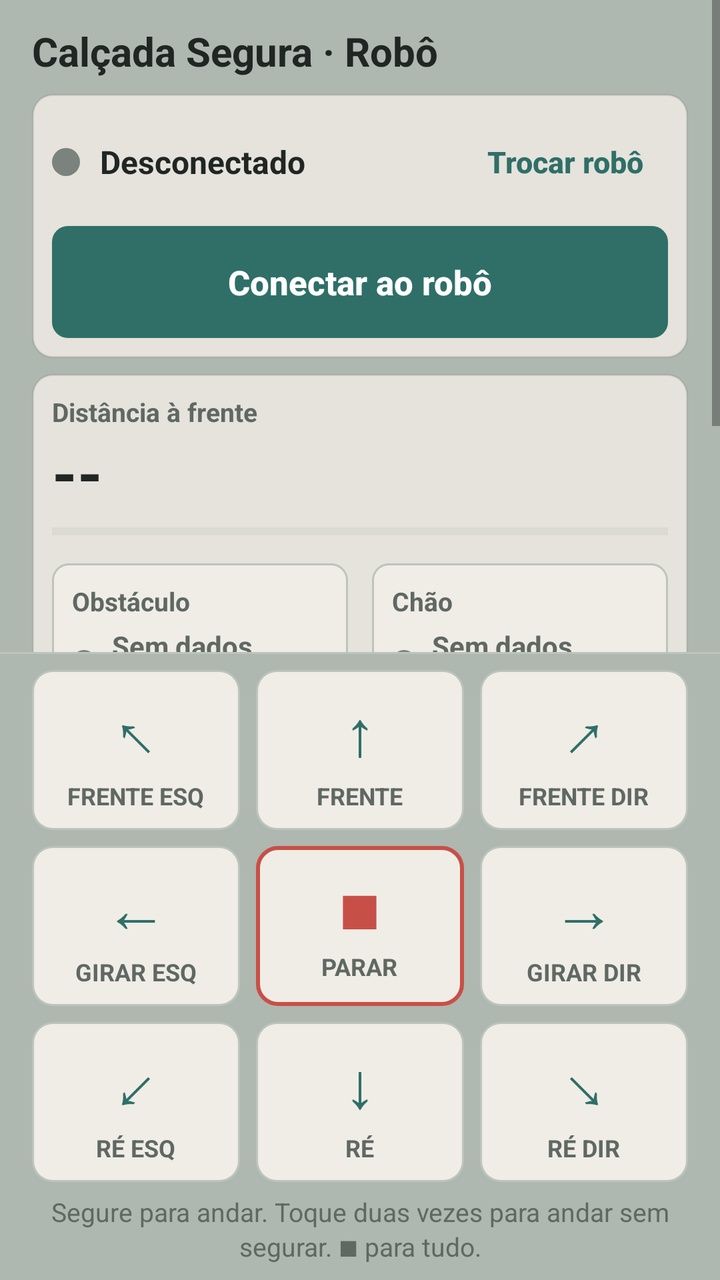
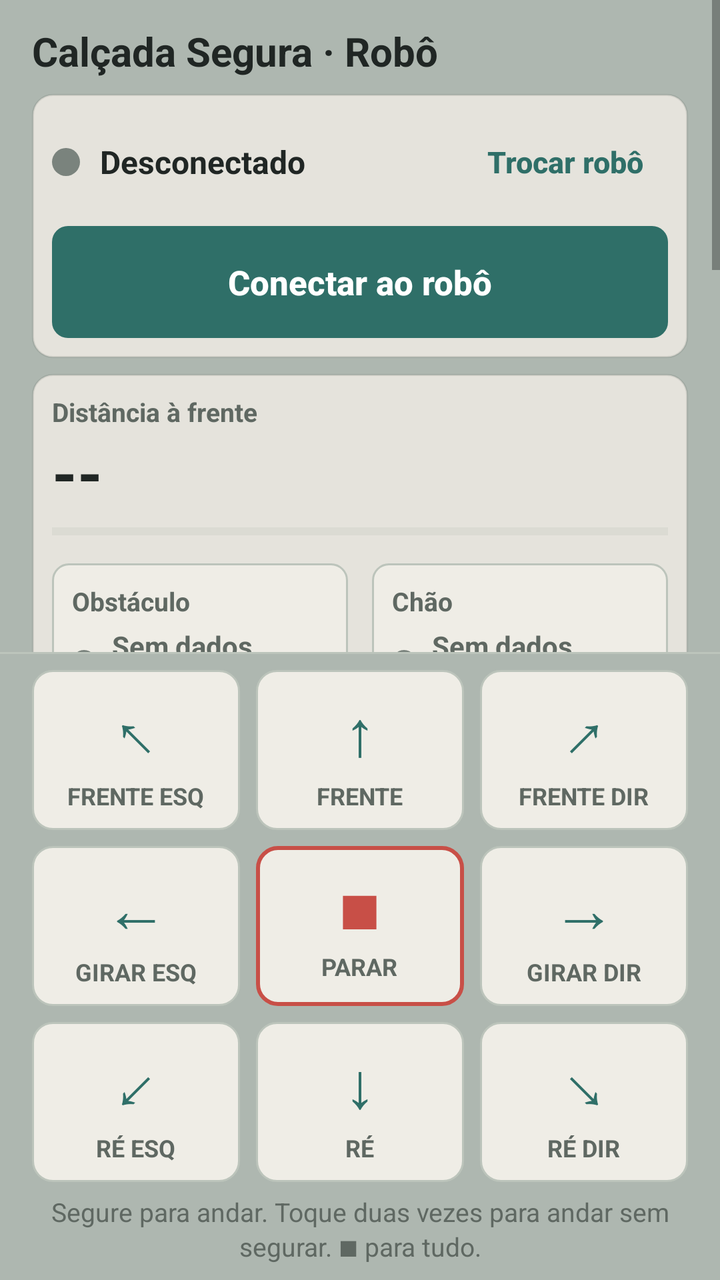

The first picture is an Android layout as it rendered before a commit; the second is the same layout after the commit. The layout source and the unified diff follow.
<!-- AndroidManifest.xml: application theme TemaRobo -->
<!-- res/layout/activity_main.xml -->
<?xml version="1.0" encoding="utf-8"?>
<LinearLayout xmlns:android="http://schemas.android.com/apk/res/android"
    android:layout_width="match_parent"
    android:layout_height="match_parent"
    android:background="@color/pagina"
    android:orientation="vertical"
    android:splitMotionEvents="true">

    <ScrollView
        android:id="@+id/rolagem"
        android:layout_width="match_parent"
        android:layout_height="0dp"
        android:layout_weight="1"
        android:fillViewport="true"
        android:splitMotionEvents="true">

        <LinearLayout
            android:layout_width="match_parent"
            android:layout_height="wrap_content"
            android:orientation="vertical"
            android:paddingStart="16dp"
            android:paddingTop="12dp"
            android:paddingEnd="16dp"
            android:paddingBottom="8dp"
            android:splitMotionEvents="true">

            <TextView
                android:layout_width="match_parent"
                android:layout_height="wrap_content"
                android:text="@string/titulo"
                android:textColor="@color/tinta"
                android:textSize="20sp"
                android:textStyle="bold" />

            
            <LinearLayout
                style="@style/Cartao"
                android:orientation="vertical">

                <LinearLayout
                    android:layout_width="match_parent"
                    android:layout_height="wrap_content"
                    android:gravity="center_vertical"
                    android:orientation="horizontal">

                    <View
                        android:id="@+id/ponto_status"
                        android:layout_width="14dp"
                        android:layout_height="14dp"
                        android:background="@drawable/ponto" />

                    <TextView
                        android:id="@+id/texto_status"
                        android:layout_width="0dp"
                        android:layout_height="wrap_content"
                        android:layout_marginStart="10dp"
                        android:layout_weight="1"
                        android:text="@string/status_desconectado"
                        android:textColor="@color/tinta"
                        android:textSize="16sp"
                        android:textStyle="bold" />

                    <Button
                        android:id="@+id/botao_trocar"
                        style="@style/BotaoTexto"
                        android:layout_marginStart="4dp"
                        android:text="@string/botao_trocar" />
                </LinearLayout>

                <Button
                    android:id="@+id/botao_conectar"
                    style="@style/BotaoPrincipal"
                    android:text="@string/botao_conectar" />

                <TextView
                    android:id="@+id/texto_aviso"
                    android:layout_width="match_parent"
                    android:layout_height="wrap_content"
                    android:layout_marginTop="8dp"
                    android:background="@drawable/cartao_aviso"
                    android:padding="10dp"
                    android:text="@string/aviso_sem_dados"
                    android:textColor="@color/tinta"
                    android:textSize="14sp"
                    android:visibility="gone" />
            </LinearLayout>

            
            <LinearLayout
                style="@style/Cartao"
                android:orientation="vertical">

                <TextView
                    style="@style/TituloPequeno"
                    android:text="@string/distancia_titulo" />

                <TextView
                    android:id="@+id/texto_distancia"
                    android:layout_width="wrap_content"
                    android:layout_height="wrap_content"
                    android:text="@string/distancia_desconhecida"
                    android:textColor="@color/tinta"
                    android:textSize="32sp"
                    android:textStyle="bold" />

                <ProgressBar
                    android:id="@+id/barra_distancia"
                    style="?android:attr/progressBarStyleHorizontal"
                    android:layout_width="match_parent"
                    android:layout_height="wrap_content"
                    android:max="100"
                    android:progress="0"
                    android:progressBackgroundTint="@color/linha"
                    android:progressTint="@color/destaque" />

                <LinearLayout
                    android:layout_width="match_parent"
                    android:layout_height="wrap_content"
                    android:layout_marginTop="8dp"
                    android:orientation="horizontal">

                    <LinearLayout
                        android:id="@+id/cartao_obstaculo"
                        android:layout_width="0dp"
                        android:layout_height="wrap_content"
                        android:layout_marginEnd="6dp"
                        android:layout_weight="1"
                        android:background="@drawable/cartao_indicador"
                        android:orientation="vertical"
                        android:padding="10dp">

                        <TextView
                            style="@style/TituloPequeno"
                            android:text="@string/obstaculo_titulo" />

                        <LinearLayout
                            android:layout_width="match_parent"
                            android:layout_height="wrap_content"
                            android:layout_marginTop="4dp"
                            android:gravity="center_vertical"
                            android:orientation="horizontal">

                            <View
                                android:id="@+id/ponto_obstaculo"
                                android:layout_width="12dp"
                                android:layout_height="12dp"
                                android:background="@drawable/ponto" />

                            
                            <TextView
                                android:id="@+id/texto_obstaculo"
                                android:layout_width="0dp"
                                android:layout_height="wrap_content"
                                android:layout_marginStart="8dp"
                                android:layout_weight="1"
                                android:minLines="2"
                                android:text="@string/sem_dados"
                                android:textColor="@color/tinta_suave"
                                android:textSize="14sp"
                                android:textStyle="bold" />
                        </LinearLayout>
                    </LinearLayout>

                    <LinearLayout
                        android:id="@+id/cartao_chao"
                        android:layout_width="0dp"
                        android:layout_height="wrap_content"
                        android:layout_marginStart="6dp"
                        android:layout_weight="1"
                        android:background="@drawable/cartao_indicador"
                        android:orientation="vertical"
                        android:padding="10dp">

                        <TextView
                            style="@style/TituloPequeno"
                            android:text="@string/chao_titulo" />

                        <LinearLayout
                            android:layout_width="match_parent"
                            android:layout_height="wrap_content"
                            android:layout_marginTop="4dp"
                            android:gravity="center_vertical"
                            android:orientation="horizontal">

                            <View
                                android:id="@+id/ponto_chao"
                                android:layout_width="12dp"
                                android:layout_height="12dp"
                                android:background="@drawable/ponto" />

                            <TextView
                                android:id="@+id/texto_chao"
                                android:layout_width="0dp"
                                android:layout_height="wrap_content"
                                android:layout_marginStart="8dp"
                                android:layout_weight="1"
                                android:minLines="2"
                                android:text="@string/sem_dados"
                                android:textColor="@color/tinta_suave"
                                android:textSize="14sp"
                                android:textStyle="bold" />
                        </LinearLayout>
                    </LinearLayout>
                </LinearLayout>
            </LinearLayout>

            
            <LinearLayout
                style="@style/Cartao"
                android:orientation="vertical">

                <TextView
                    android:id="@+id/texto_movimento"
                    android:layout_width="match_parent"
                    android:layout_height="wrap_content"
                    android:textColor="@color/tinta"
                    android:textSize="16sp"
                    android:textStyle="bold" />

                <TextView
                    android:id="@+id/texto_continuo"
                    android:layout_width="match_parent"
                    android:layout_height="wrap_content"
                    android:layout_marginTop="2dp"
                    android:textColor="@color/ambar"
                    android:textSize="14sp"
                    android:textStyle="bold" />
            </LinearLayout>

            
            <Button
                android:id="@+id/botao_mensagens"
                style="@style/BotaoTexto"
                android:layout_marginTop="4dp"
                android:text="@string/mensagens_mostrar" />

            <TextView
                android:id="@+id/texto_mensagens"
                android:layout_width="match_parent"
                android:layout_height="wrap_content"
                android:background="@drawable/cartao_mensagens"
                android:fontFamily="monospace"
                android:padding="10dp"
                android:text="@string/mensagens_vazio"
                android:textColor="@color/texto_mensagens"
                android:textIsSelectable="true"
                android:textSize="12sp"
                android:visibility="gone" />
        </LinearLayout>
    </ScrollView>

    
    <View
        android:layout_width="match_parent"
        android:layout_height="1dp"
        android:background="@color/linha" />

    
    <LinearLayout
        android:id="@+id/grade"
        android:layout_width="match_parent"
        android:layout_height="wrap_content"
        android:orientation="vertical"
        android:paddingStart="12dp"
        android:paddingTop="4dp"
        android:paddingEnd="12dp"
        android:splitMotionEvents="true">

        <LinearLayout style="@style/LinhaGrade">

            <LinearLayout
                android:id="@+id/botao_q"
                style="@style/BotaoDirecao"
                android:contentDescription="@string/desc_q">

                <TextView
                    style="@style/SetaBotao"
                    android:text="@string/seta_q" />

                <TextView
                    style="@style/RotuloBotao"
                    android:text="@string/rotulo_q" />
            </LinearLayout>

            <LinearLayout
                android:id="@+id/botao_w"
                style="@style/BotaoDirecao"
                android:contentDescription="@string/desc_w">

                <TextView
                    style="@style/SetaBotao"
                    android:text="@string/seta_w" />

                <TextView
                    style="@style/RotuloBotao"
                    android:text="@string/rotulo_w" />
            </LinearLayout>

            <LinearLayout
                android:id="@+id/botao_e"
                style="@style/BotaoDirecao"
                android:contentDescription="@string/desc_e">

                <TextView
                    style="@style/SetaBotao"
                    android:text="@string/seta_e" />

                <TextView
                    style="@style/RotuloBotao"
                    android:text="@string/rotulo_e" />
            </LinearLayout>
        </LinearLayout>

        <LinearLayout style="@style/LinhaGrade">

            <LinearLayout
                android:id="@+id/botao_a"
                style="@style/BotaoDirecao"
                android:contentDescription="@string/desc_a">

                <TextView
                    style="@style/SetaBotao"
                    android:text="@string/seta_a" />

                <TextView
                    style="@style/RotuloBotao"
                    android:text="@string/rotulo_a" />
            </LinearLayout>

            <LinearLayout
                android:id="@+id/botao_parar"
                style="@style/BotaoParar"
                android:contentDescription="@string/desc_parar">

                <TextView
                    style="@style/SetaParar"
                    android:text="@string/seta_parar" />

                <TextView
                    style="@style/RotuloBotao"
                    android:text="@string/rotulo_parar" />
            </LinearLayout>

            <LinearLayout
                android:id="@+id/botao_d"
                style="@style/BotaoDirecao"
                android:contentDescription="@string/desc_d">

                <TextView
                    style="@style/SetaBotao"
                    android:text="@string/seta_d" />

                <TextView
                    style="@style/RotuloBotao"
                    android:text="@string/rotulo_d" />
            </LinearLayout>
        </LinearLayout>

        <LinearLayout style="@style/LinhaGrade">

            <LinearLayout
                android:id="@+id/botao_z"
                style="@style/BotaoDirecao"
                android:contentDescription="@string/desc_z">

                <TextView
                    style="@style/SetaBotao"
                    android:text="@string/seta_z" />

                <TextView
                    style="@style/RotuloBotao"
                    android:text="@string/rotulo_z" />
            </LinearLayout>

            <LinearLayout
                android:id="@+id/botao_s"
                style="@style/BotaoDirecao"
                android:contentDescription="@string/desc_s">

                <TextView
                    style="@style/SetaBotao"
                    android:text="@string/seta_s" />

                <TextView
                    style="@style/RotuloBotao"
                    android:text="@string/rotulo_s" />
            </LinearLayout>

            <LinearLayout
                android:id="@+id/botao_c"
                style="@style/BotaoDirecao"
                android:contentDescription="@string/desc_c">

                <TextView
                    style="@style/SetaBotao"
                    android:text="@string/seta_c" />

                <TextView
                    style="@style/RotuloBotao"
                    android:text="@string/rotulo_c" />
            </LinearLayout>
        </LinearLayout>
    </LinearLayout>

    <TextView
        android:layout_width="match_parent"
        android:layout_height="wrap_content"
        android:gravity="center_horizontal"
        android:paddingStart="16dp"
        android:paddingTop="2dp"
        android:paddingEnd="16dp"
        android:paddingBottom="8dp"
        android:text="@string/ajuda_controle"
        android:textColor="@color/tinta_suave"
        android:textSize="13sp" />
</LinearLayout>
<!-- resources referenced by this layout -->
<resources>
  <color name="ambar">#B7792F</color>
  <color name="destaque">#2F6F68</color>
  <color name="linha">#BCC4BB</color>
  <color name="pagina">#AEB7B0</color>
  <color name="texto_mensagens">#D7E6E2</color>
  <color name="tinta">#202624</color>
  <color name="tinta_suave">#5F6862</color>
  <!-- drawable cartao_mensagens (drawable) -->
  <?xml version="1.0" encoding="utf-8"?>
  <shape xmlns:android="http://schemas.android.com/apk/res/android"
      android:shape="rectangle">
      <solid android:color="@color/tinta" />
      <corners android:radius="8dp" />
  </shape>
  <string name="ajuda_controle">Segure para andar. Toque duas vezes para andar sem segurar. ■ para tudo.</string>
  <string name="aviso_sem_dados">O robô não está mandando dados. Confira se o programa robo_app está gravado e se o fio RXD do HC-05 está no D1 (pelo divisor 1k/2k).</string>
  <string name="botao_conectar">Conectar ao robô</string>
  <string name="botao_trocar">Trocar robô</string>
  <string name="chao_titulo">Chão</string>
  <string name="desc_a">Girar à esquerda</string>
  <string name="desc_c">Ré à direita</string>
  <string name="desc_d">Girar à direita</string>
  <string name="desc_e">Frente à direita</string>
  <string name="desc_parar">Parar tudo</string>
  <string name="desc_q">Frente à esquerda</string>
  <string name="desc_s">Ré</string>
  <string name="desc_w">Frente</string>
  <string name="desc_z">Ré à esquerda</string>
  <string name="distancia_desconhecida">--</string>
  <string name="distancia_titulo">Distância à frente</string>
  <string name="mensagens_mostrar">Mostrar mensagens do robô</string>
  <string name="mensagens_vazio">Nenhuma mensagem ainda.</string>
  <string name="obstaculo_titulo">Obstáculo</string>
  <string name="rotulo_a">Girar esq</string>
  <string name="rotulo_c">Ré dir</string>
  <string name="rotulo_d">Girar dir</string>
  <string name="rotulo_e">Frente dir</string>
  <string name="rotulo_parar">Parar</string>
  <string name="rotulo_q">Frente esq</string>
  <string name="rotulo_s">Ré</string>
  <string name="rotulo_w">Frente</string>
  <string name="rotulo_z">Ré esq</string>
  <string name="sem_dados">Sem dados</string>
  <string name="seta_a">←</string>
  <string name="seta_c">↘</string>
  <string name="seta_d">→</string>
  <string name="seta_e">↗</string>
  <string name="seta_parar">■</string>
  <string name="seta_q">↖</string>
  <string name="seta_s">↓</string>
  <string name="seta_w">↑</string>
  <string name="seta_z">↙</string>
  <string name="status_desconectado">Desconectado</string>
  <string name="titulo">Calçada Segura · Robô</string>
  <style name="LinhaGrade">
          <item name="android:layout_width">match_parent</item>
          <item name="android:layout_height">wrap_content</item>
          <item name="android:orientation">horizontal</item>
          <item name="android:splitMotionEvents">true</item>
      </style>
  <color name="ambar_suave">#F3E4CF</color>
  <color name="elevado">#EFEDE6</color>
  <color name="cinza">#7A837D</color>
  <color name="branco">#FFFFFF</color>
  <color name="perigo">#C84F47</color>
  <color name="destaque_escuro">#1D4F49</color>
  <color name="destaque_suave">#D7E6E2</color>
  <color name="ativo">#E7EEE8</color>
  <color name="perigo_suave">#F2D8D5</color>
  <color name="destaque_desligado">#477F74</color>
  <color name="superficie">#E5E3DC</color>
  <color name="borda">#1A202624</color>
  <!-- unchanged entries left out for length: 17 -->
</resources>

<!-- the commit's change to res/layout/activity_main.xml (unified diff, before → after) -->
@@ -202,6 +202,140 @@
                         </LinearLayout>
                     </LinearLayout>
                 </LinearLayout>
+
+                
+                <LinearLayout
+                    android:id="@+id/cartao_piso"
+                    android:layout_width="match_parent"
+                    android:layout_height="wrap_content"
+                    android:layout_marginTop="12dp"
+                    android:background="@drawable/cartao_indicador"
+                    android:orientation="vertical"
+                    android:padding="10dp">
+
+                    <TextView
+                        style="@style/TituloPequeno"
+                        android:text="@string/piso_titulo" />
+
+                    <LinearLayout
+                        android:layout_width="match_parent"
+                        android:layout_height="wrap_content"
+                        android:layout_marginTop="4dp"
+                        android:gravity="center_vertical"
+                        android:orientation="horizontal">
+
+                        <View
+                            android:id="@+id/ponto_piso"
+                            android:layout_width="12dp"
+                            android:layout_height="12dp"
+                            android:background="@drawable/ponto" />
+
+                        <TextView
+                            android:id="@+id/texto_piso"
+                            android:layout_width="0dp"
+                            android:layout_height="wrap_content"
+                            android:layout_marginStart="8dp"
+                            android:layout_weight="1"
+                            android:text="@string/sem_dados"
+                            android:textColor="@color/tinta_suave"
+                            android:textSize="14sp"
+                            android:textStyle="bold" />
+
+                        <TextView
+                            android:id="@+id/texto_trepidacao"
+                            android:layout_width="wrap_content"
+                            android:layout_height="wrap_content"
+                            android:text="@string/distancia_desconhecida"
+                            android:textColor="@color/tinta"
+                            android:textSize="22sp"
+                            android:textStyle="bold" />
+                    </LinearLayout>
+
+                    <ProgressBar
+                        android:id="@+id/barra_trepidacao"
+                        style="?android:attr/progressBarStyleHorizontal"
+                        android:layout_width="match_parent"
+                        android:layout_height="wrap_content"
+                        android:layout_marginTop="4dp"
+                        android:max="100"
+                        android:progress="0"
+                        android:progressBackgroundTint="@color/linha"
+                        android:progressTint="@color/destaque" />
+
+                    <TextView
+                        android:id="@+id/texto_inclinacao"
+                        android:layout_width="match_parent"
+                        android:layout_height="wrap_content"
+                        android:layout_marginTop="4dp"
+                        android:text="@string/inclinacao_desconhecida"
+                        android:textColor="@color/tinta_suave"
+                        android:textSize="14sp" />
+                </LinearLayout>
+            </LinearLayout>
+
+            
+            <LinearLayout
+                style="@style/Cartao"
+                android:orientation="vertical">
+
+                <TextView
+                    style="@style/TituloPequeno"
+                    android:text="@string/sakura_titulo" />
+
+                <LinearLayout
+                    android:layout_width="match_parent"
+                    android:layout_height="wrap_content"
+                    android:layout_marginTop="4dp"
+                    android:gravity="center_vertical"
+                    android:orientation="horizontal">
+
+                    <View
+                        android:id="@+id/ponto_sakura"
+                        android:layout_width="12dp"
+                        android:layout_height="12dp"
+                        android:background="@drawable/ponto" />
+
+                    <TextView
+                        android:id="@+id/texto_sakura_status"
+                        android:layout_width="0dp"
+                        android:layout_height="wrap_content"
+                        android:layout_marginStart="8dp"
+                        android:layout_weight="1"
+                        android:text="@string/sakura_desligada"
+                        android:textColor="@color/tinta"
+                        android:textSize="14sp"
+                        android:textStyle="bold" />
+
+                    <Button
+                        android:id="@+id/botao_sakura"
+                        style="@style/BotaoTexto"
+                        android:layout_marginStart="4dp"
+                        android:text="@string/botao_sakura_ligar" />
+                </LinearLayout>
+
+                <TextView
+                    android:id="@+id/texto_sakura_decisao"
+                    android:layout_width="match_parent"
+                    android:layout_height="wrap_content"
+                    android:layout_marginTop="4dp"
+                    android:textColor="@color/tinta"
+                    android:textSize="15sp"
+                    android:visibility="gone" />
+
+                <TextView
+                    android:id="@+id/texto_sakura_fala"
+                    android:layout_width="match_parent"
+                    android:layout_height="wrap_content"
+                    android:layout_marginTop="4dp"
+                    android:textColor="@color/tinta_suave"
+                    android:textSize="14sp"
+                    android:textStyle="italic"
+                    android:visibility="gone" />
+
+                <Button
+                    android:id="@+id/botao_auto"
+                    style="@style/BotaoPrincipal"
+                    android:text="@string/botao_auto_iniciar" />
             </LinearLayout>
 
             
<!-- resource entries referenced after the edit -->
@@ -15,8 +15,10 @@
       <corners android:radius="8dp" />
   </shape>
   <string name="ajuda_controle">Segure para andar. Toque duas vezes para andar sem segurar. ■ para tudo.</string>
-  <string name="aviso_sem_dados">O robô não está mandando dados. Confira se o programa robo_app está gravado e se o fio RXD do HC-05 está no D1 (pelo divisor 1k/2k).</string>
+  <string name="aviso_sem_dados">O robô não está mandando dados. Confira se o programa robo_completo está gravado e se o fio RXD do HC-05 está no D1 (pelo divisor 1k/2k).</string>
+  <string name="botao_auto_iniciar">Iniciar inspeção automática</string>
   <string name="botao_conectar">Conectar ao robô</string>
+  <string name="botao_sakura_ligar">Ligar Sakura</string>
   <string name="botao_trocar">Trocar robô</string>
   <string name="chao_titulo">Chão</string>
   <string name="desc_a">Girar à esquerda</string>
@@ -30,9 +32,11 @@
   <string name="desc_z">Ré à esquerda</string>
   <string name="distancia_desconhecida">--</string>
   <string name="distancia_titulo">Distância à frente</string>
+  <string name="inclinacao_desconhecida">Inclinação: --</string>
   <string name="mensagens_mostrar">Mostrar mensagens do robô</string>
   <string name="mensagens_vazio">Nenhuma mensagem ainda.</string>
   <string name="obstaculo_titulo">Obstáculo</string>
+  <string name="piso_titulo">Piso (trepidação · MPU-6050)</string>
   <string name="rotulo_a">Girar esq</string>
   <string name="rotulo_c">Ré dir</string>
   <string name="rotulo_d">Girar dir</string>
@@ -42,6 +46,8 @@
   <string name="rotulo_s">Ré</string>
   <string name="rotulo_w">Frente</string>
   <string name="rotulo_z">Ré esq</string>
+  <string name="sakura_desligada">Sakura desligada: o robô decide sozinho</string>
+  <string name="sakura_titulo">Sakura · IA de decisão</string>
   <string name="sem_dados">Sem dados</string>
   <string name="seta_a">←</string>
   <string name="seta_c">↘</string>
